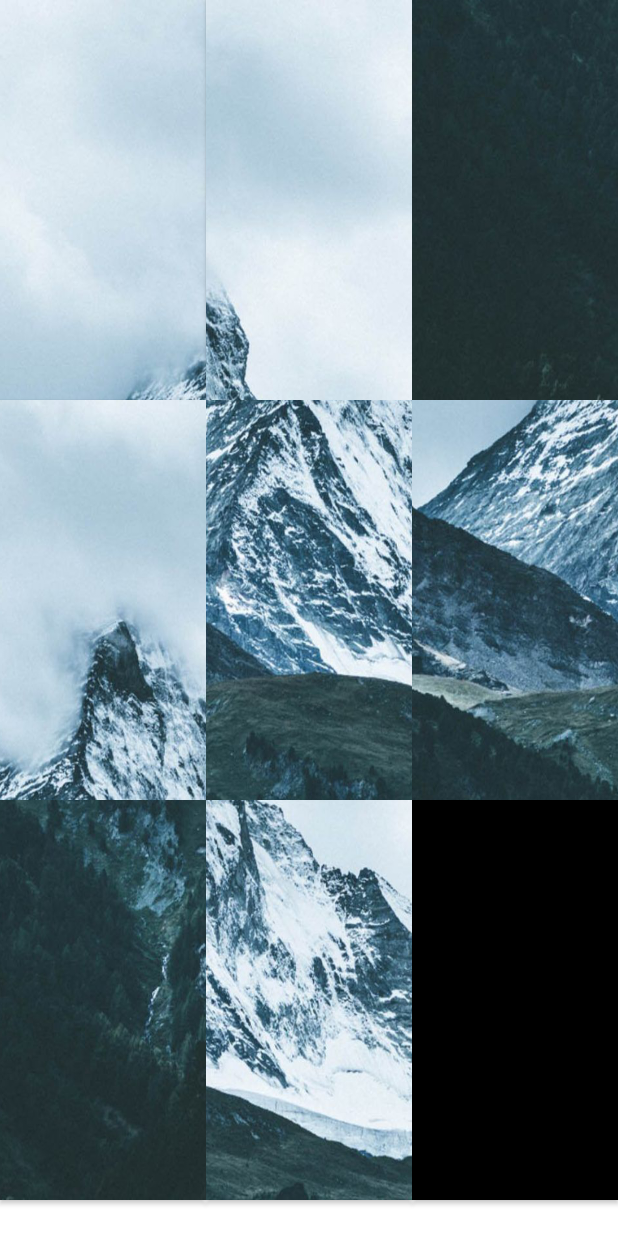
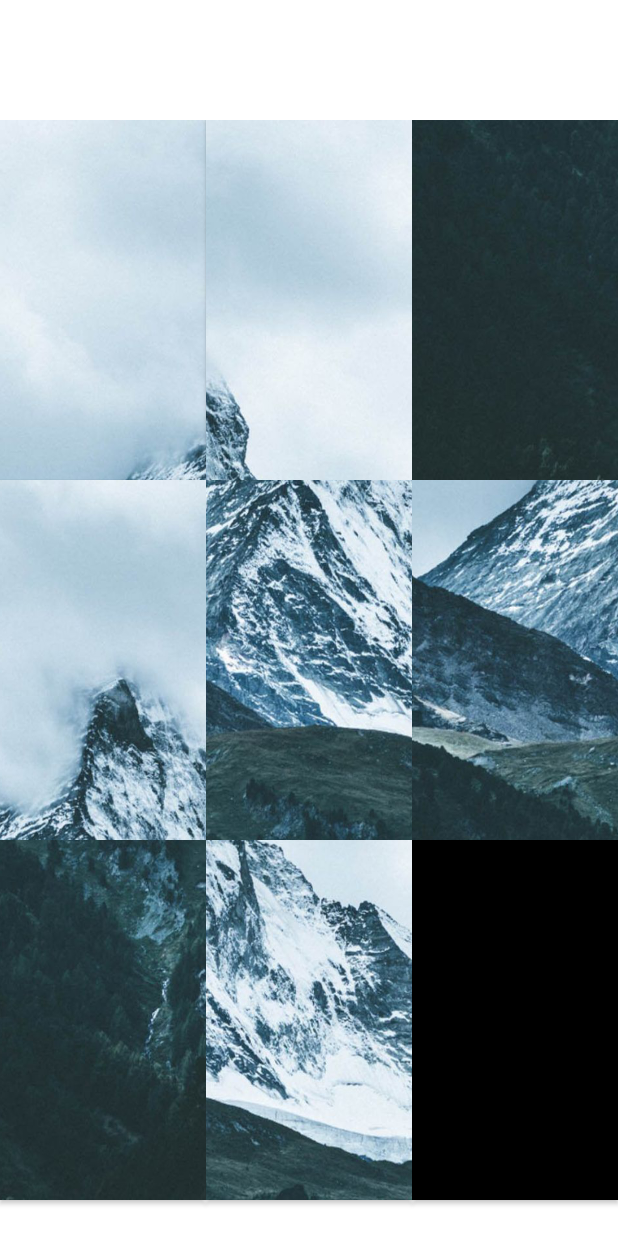
Before and after one commit to MarcoHoeflechner/hoeflechner_moser_stix_voglbauer_schiebepuzzle, an Android app: the screen it shows after launch (MainActivity), after a tap on an icon or button, on a phone screen of 412 x 824 dp. Run offline under Robolectric (Android 15) with nearby library versions, the phone set to English and light mode, and no system bars.

Commit message:
MarginTop

```diff
--- a/app/src/main/res/layout/activity_main.xml
+++ b/app/src/main/res/layout/activity_main.xml
@@ -5,4 +5,5 @@
     android:id="@+id/grid"
     android:layout_width="match_parent"
     android:layout_height="match_parent"
+    android:layout_marginTop="80dp"
     tools:context="hoeflechner.moser.stix.voglbauer.schiebepuzzle.MenuActivity" />
```
